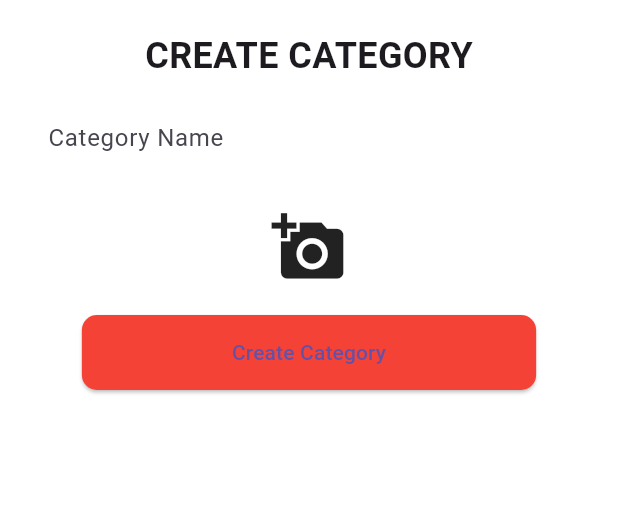
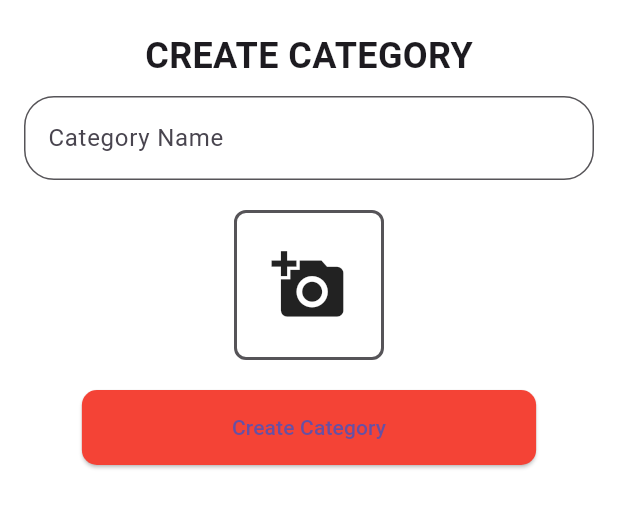
Before and after one commit to hihoriyadarshan/home_chef_hub, a Flutter app: the CategoryScreen screen opened directly, on a phone screen of 412 x 824 dp, the part 234-763 px from its top. Run offline on Flutter 3.47's test engine with Material 3 defaults, Android fonts, the phone set to English and light mode, and no system bars; our stand-ins replace firebase_auth, firebase_core, firebase_database, firebase_storage, image_picker; missing offline and left inert: dart:html; accounts and stored records are empty.

Commit message:
Make a ui changes in All three files

```diff
--- a/lib/screens/category_screen.dart
+++ b/lib/screens/category_screen.dart
@@ -161,6 +161,14 @@ class _CategoryScreenState extends State<CategoryScreen> {
               // Category Image Picker
               GestureDetector(
                 onTap: _pickImage,
+                child: Container(
+                  width: 100,
+                  height: 100,
+                  decoration: BoxDecoration(
+                    border: Border.all(color: Color(0xFF565458), width: 2), // Border color and width
+                    borderRadius: BorderRadius.circular(8), // Rounded corners
+                  ),
+                  child: Center(
                     child: kIsWeb
                         ? (_webImage == null
                         ? Icon(Icons.add_a_photo, size: 50)
@@ -168,6 +176,8 @@ class _CategoryScreenState extends State<CategoryScreen> {
                         : (_categoryImage == null
                         ? Icon(Icons.add_a_photo, size: 50)
                         : Image.file(_categoryImage!, height: 100, width: 100, fit: BoxFit.cover)),
+                  ),
+                ),
               ),
 
               SizedBox(height: 20),
@@ -198,7 +208,15 @@ class _CategoryScreenState extends State<CategoryScreen> {
         labelText: labelText,
         border: OutlineInputBorder(
           borderRadius: BorderRadius.circular(20),
-          borderSide: BorderSide.none,
+          borderSide: BorderSide(color: Color(0xFF565458)), // Custom border color
+        ),
+        enabledBorder: OutlineInputBorder(
+          borderRadius: BorderRadius.circular(20),
+          borderSide: BorderSide(color: Color(0xFF565458)), // Custom border color
+        ),
+        focusedBorder: OutlineInputBorder(
+          borderRadius: BorderRadius.circular(20),
+          borderSide: BorderSide(color: Color(0xFF565458)), // Custom border color
         ),
         filled: true,
         fillColor: Colors.white,
--- a/lib/screens/login_screen.dart
+++ b/lib/screens/login_screen.dart
@@ -124,6 +124,7 @@ class _LoginScreenState extends State<LoginScreen> {
                       labelText: 'Email or username',
                       border: OutlineInputBorder(
                         borderRadius: BorderRadius.circular(30),
+                        borderSide: BorderSide(color: Color(0xFF565458)), // Custom border color
                       ),
                       contentPadding: EdgeInsets.symmetric(horizontal: 20),
                     ),
@@ -147,6 +148,7 @@ class _LoginScreenState extends State<LoginScreen> {
                       labelText: 'Password',
                       border: OutlineInputBorder(
                         borderRadius: BorderRadius.circular(30),
+                        borderSide: BorderSide(color: Color(0xFF565458)), // Custom border color
                       ),
                       contentPadding: EdgeInsets.symmetric(horizontal: 20),
                     ),
```
Also changed, not shown: lib/screens/registration_screen.dart (+15 -3 lines). Lines whose indentation alone changed are shown as unchanged.
